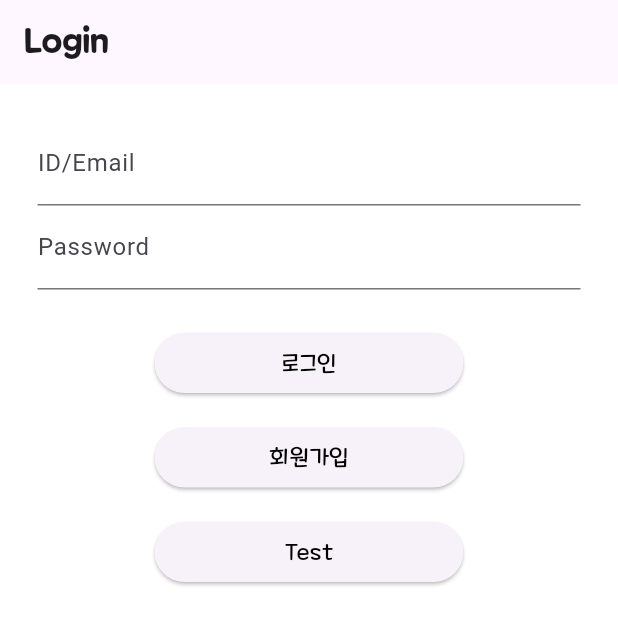
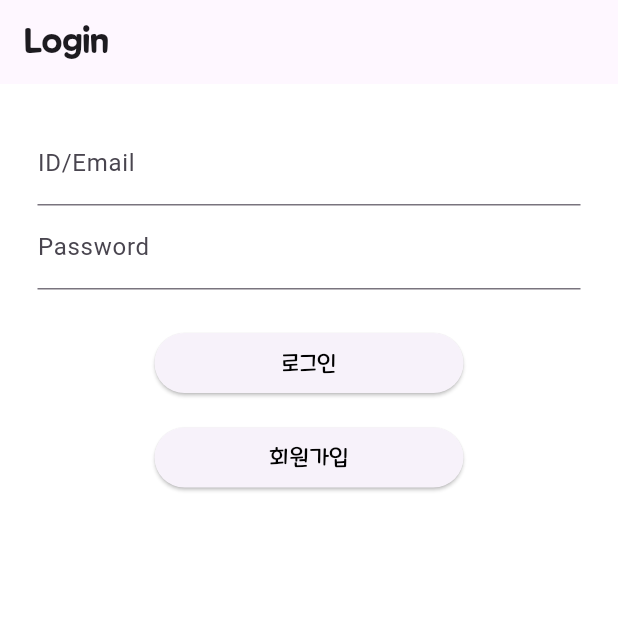
Before and after one commit to Park-yu-su/Flutter-game, a Flutter app: the screen it shows after launch, after a tap on "Login", on a phone screen of 412 x 824 dp. Shown: the top 625 px of the screen. Run offline on Flutter 3.47's test engine with Material 3 defaults, Android fonts, the phone set to English and light mode, and no system bars; our stand-ins replace audioplayers, cloud_firestore, firebase_auth, firebase_core, fluttertoast, go_router; accounts and stored records are empty; network calls fail.

Commit message:
delete test button

```diff
--- a/lib/login.dart
+++ b/lib/login.dart
@@ -286,23 +286,6 @@ class _LoginScreenState extends State<LoginScreen> {
                     fontFamily: "MaplestoryLight"),
               ),
             ),
-            const SizedBox(height: 15),
-            ElevatedButton(
-              onPressed: () {
-                showToastmessage(fToast, "test");
-                getDataFromFirestore('', '');
-              },
-              style: ElevatedButton.styleFrom(
-                fixedSize: Size(MediaQuery.of(context).size.width * 0.5, 25),
-              ),
-              child: const Text(
-                'Test',
-                style: TextStyle(
-                    fontSize: 15,
-                    color: Colors.black,
-                    fontFamily: "MaplestoryLight"),
-              ),
-            ),
           ],
         ),
       ),
```
